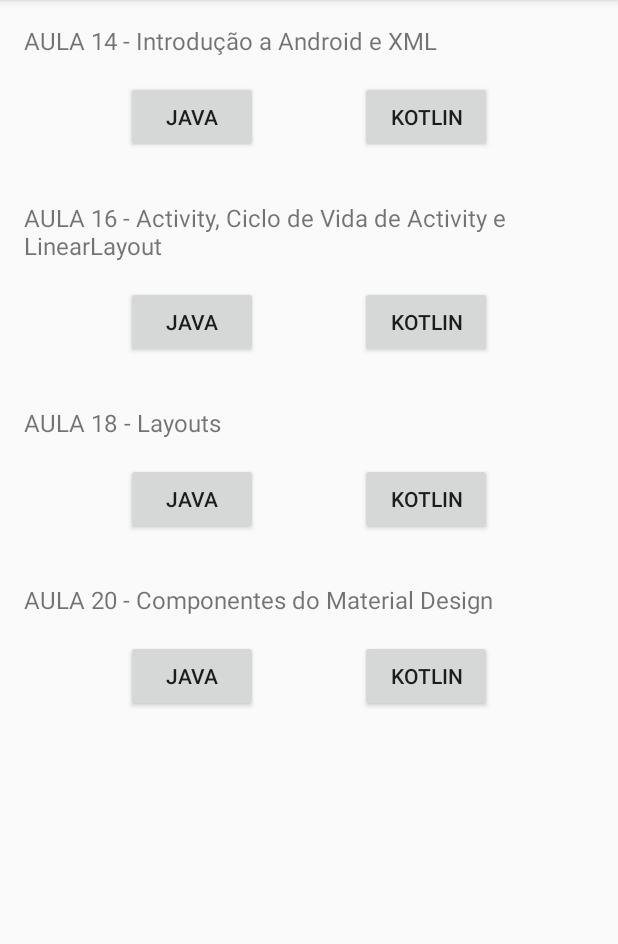
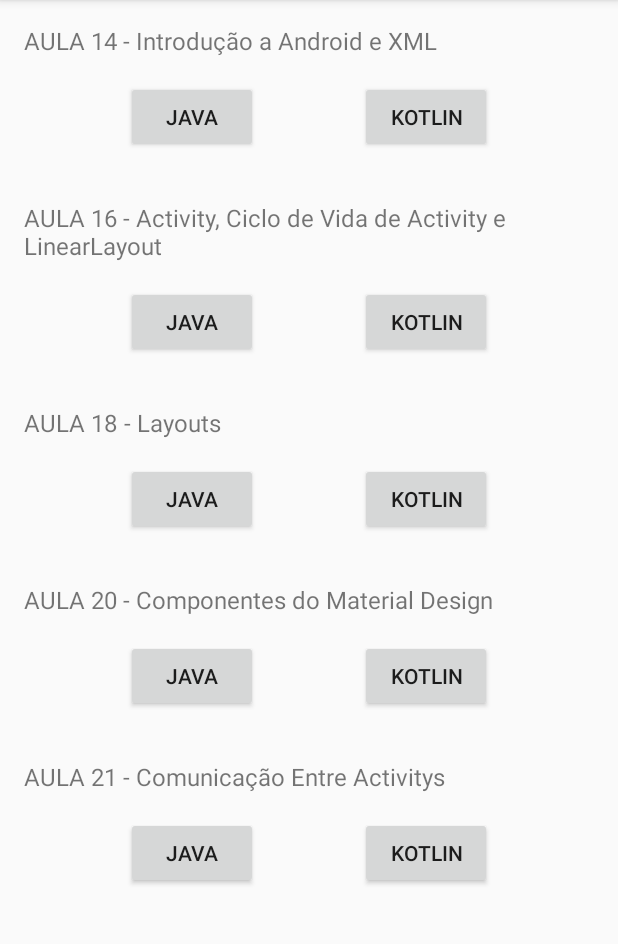
Before and after one commit to rafaelmfer/DHAulasExercicios, an Android app: the screen it shows after launch (ActivityManager), on a phone screen of 412 x 824 dp, the part 84-1028 px from its top. Run offline under Robolectric (Android 15) with nearby library versions, the phone set to English and light mode, and no system bars; our stand-ins replace CircleImageView.

Commit message:
Exercício da Aula 21 - Código em Java e Kotlin - Botão de acesso ao exercício inclusos

```diff
--- a/app/src/main/java/androidstudio/ActivityManager.kt
+++ b/app/src/main/java/androidstudio/ActivityManager.kt
@@ -6,6 +6,8 @@
 import androidstudio.class18.kotlin.ProductWithDiscountAct
 import androidstudio.class20.java.RegisterActivity
 import androidstudio.class20.kotlin.RegisterAct
+import androidstudio.class21.java.TelephoneBookActivity
+import androidstudio.class21.kotlin.TelephoneBookAct
 import androidx.appcompat.app.AppCompatActivity
 import com.rafaelmfer.codeclasses.R
 import kotlinx.android.synthetic.main.activity_manager.*
@@ -28,5 +30,12 @@
         btKotlinClass20.setOnClickListener {
             startActivity(Intent(this@ActivityManager, RegisterAct::class.java))
         }
+
+        btJavaClass21.setOnClickListener {
+            startActivity(Intent(this@ActivityManager, TelephoneBookActivity::class.java))
+        }
+        btKotlinClass21.setOnClickListener {
+            startActivity(Intent(this@ActivityManager, TelephoneBookAct::class.java))
+        }
     }
 }
--- a/app/src/main/res/layout/activity_manager.xml
+++ b/app/src/main/res/layout/activity_manager.xml
@@ -176,4 +176,47 @@
 
     </androidx.constraintlayout.widget.ConstraintLayout>
 
+    <androidx.constraintlayout.widget.ConstraintLayout
+        android:id="@+id/clClass21"
+        android:layout_width="match_parent"
+        android:layout_height="wrap_content"
+        app:layout_constraintEnd_toEndOf="parent"
+        app:layout_constraintStart_toStartOf="parent"
+        app:layout_constraintTop_toBottomOf="@id/clClass20">
+
+        <TextView
+            android:id="@+id/tvClass21"
+            android:layout_width="match_parent"
+            android:layout_height="wrap_content"
+            android:layout_margin="@dimen/margin_16"
+            android:text="AULA 21 - Comunicação Entre Activitys"
+            android:textSize="16sp"
+            app:layout_constraintEnd_toEndOf="parent"
+            app:layout_constraintStart_toStartOf="parent"
+            app:layout_constraintTop_toTopOf="parent" />
+
+        <Button
+            android:id="@+id/btJavaClass21"
+            android:layout_width="wrap_content"
+            android:layout_height="wrap_content"
+            android:layout_marginTop="@dimen/margin_16"
+            android:layout_marginBottom="@dimen/margin_16"
+            android:text="@string/java"
+            app:layout_constraintBottom_toBottomOf="parent"
+            app:layout_constraintEnd_toStartOf="@id/btKotlinClass21"
+            app:layout_constraintStart_toStartOf="@+id/tvClass21"
+            app:layout_constraintTop_toBottomOf="@+id/tvClass21" />
+
+        <Button
+            android:id="@+id/btKotlinClass21"
+            android:layout_width="wrap_content"
+            android:layout_height="wrap_content"
+            android:text="@string/kotlin"
+            app:layout_constraintBottom_toBottomOf="@+id/btJavaClass21"
+            app:layout_constraintEnd_toEndOf="@+id/tvClass21"
+            app:layout_constraintStart_toEndOf="@+id/btJavaClass21"
+            app:layout_constraintTop_toTopOf="@+id/btJavaClass21" />
+
+    </androidx.constraintlayout.widget.ConstraintLayout>
+
 </androidx.constraintlayout.widget.ConstraintLayout>
--- a/app/src/main/res/values/dimens.xml
+++ b/app/src/main/res/values/dimens.xml
@@ -42,4 +42,6 @@
 
     <!--    ELEVATION-->
     <dimen name="elevate_4">4dp</dimen>
+    <dimen name="margin_64">64dp</dimen>
+    <dimen name="width_200">200dp</dimen>
 </resources>
```
Also changed, not shown: app/src/main/AndroidManifest.xml (+17 -10 lines), app/src/main/java/androidstudio/class21/java/TelephoneBookActivity.java (added, +60 -0 lines), app/src/main/java/androidstudio/class21/java/TelephoneContactActivity.java (added, +41 -0 lines), app/src/main/java/androidstudio/class21/kotlin/TelephoneBookAct.kt (added, +48 -0 lines), app/src/main/java/androidstudio/class21/kotlin/TelephoneContactAct.kt (added, +21 -0 lines), app/src/main/res/layout/activity_telephone_book.xml (added, +76 -0 lines), app/src/main/res/layout/activity_telephone_contact.xml (added, +49 -0 lines), app/src/main/res/values/strings.xml (+13 -5 lines).
